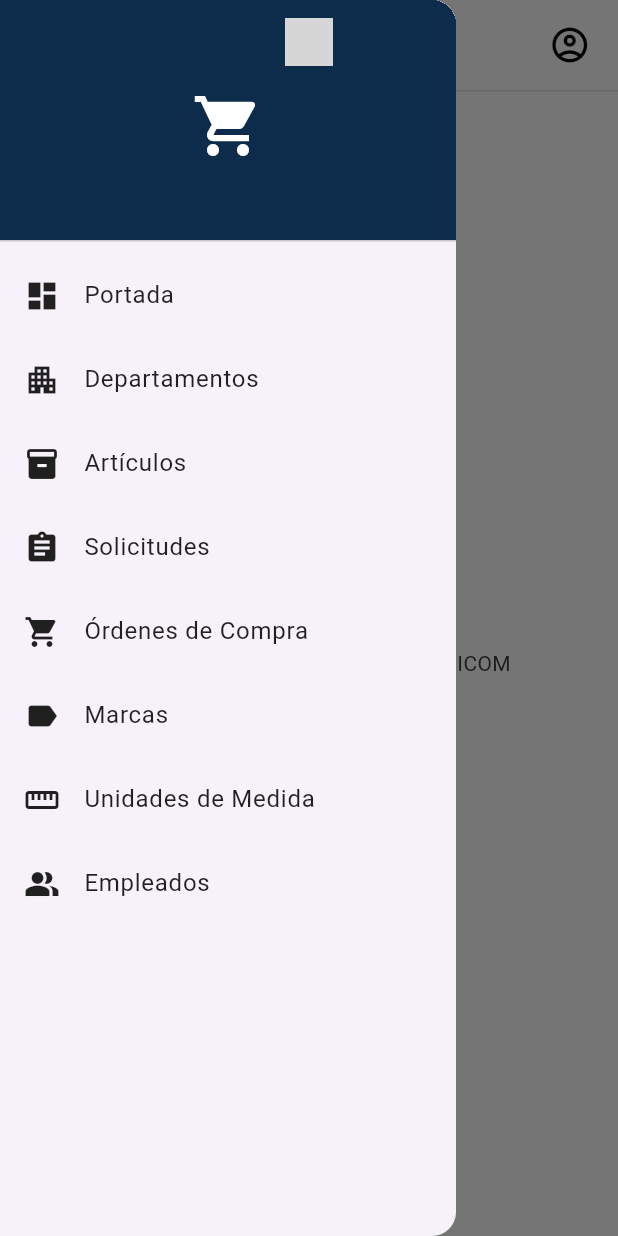
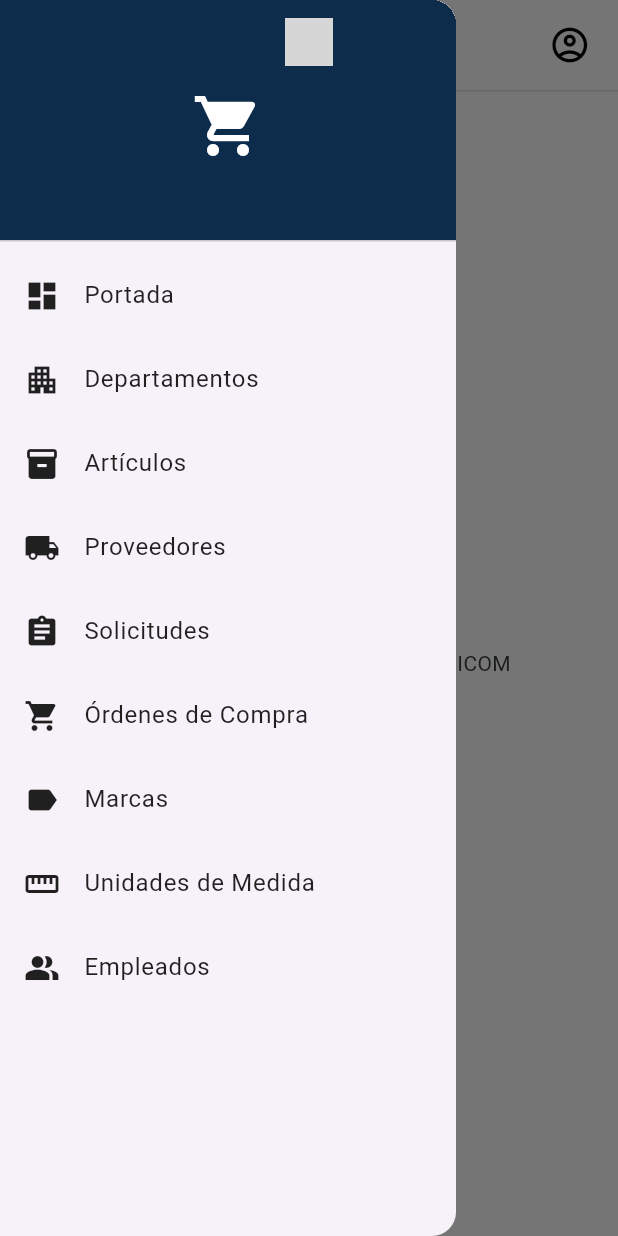
Before and after one commit to javieralessander/sistema_compras, a Flutter app: the HomeScreen screen opened by its route, with the side drawer open, on a phone screen of 412 x 824 dp. Run offline on Flutter 3.47's test engine with Material 3 defaults, Android fonts, the phone set to English and light mode, and no system bars; our stand-ins replace carousel_slider, cloud_firestore, flutter_dotenv, flutter_secure_storage, flutter_svg, geolocator and 5 more; accounts and stored records are empty; project files that could hold a hidden picture were left out; grey boxes are pictures that could not be loaded.

Commit message:
Agregar módulo de Proveedor con funcionalidad CRUD e integrarlo en el enrutador de la aplicación

```diff
--- a/lib/core/config/app_router.dart
+++ b/lib/core/config/app_router.dart
@@ -11,6 +11,7 @@ import '../../features/auth/screens/login_screen.dart';
 import '../../features/auth/screens/register_screen.dart';
 import '../../features/home/screens/home_screen.dart';
 import '../../features/modules/department/screens/department_screen.dart';
+import '../../features/modules/supplier/screens/supplier_screen.dart';
 import '../../features/modules/unit/screens/unit_screen.dart';
 import '../../features/profile/screens/user_profile_screen.dart';
 import '../../features/profile/services/user_profile_service.dart';
@@ -78,6 +79,11 @@ final GoRouter appRouter = GoRouter(
       name: UnitScreen.name,
       builder: (context, state) => UnitScreen(),
     ),
+    GoRoute(
+      path: '/Supplier',
+      name: SupplierScreen.name,
+      builder: (context, state) => SupplierScreen(),
+    ),
     // La rutas dependiendo de la estructura de la app
     GoRoute(
       path: '/maps',
--- a/lib/main.dart
+++ b/lib/main.dart
@@ -16,6 +16,7 @@ import 'features/auth/services/login_service.dart';
 import 'features/auth/services/services.dart';
 import 'features/modules/brand/providers/brand_provider.dart';
 import 'features/modules/employee/providers/employee_provider.dart';
+import 'features/modules/supplier/providers/supplier_provider.dart';
 
 Future<void> main() async {
   // Evitar el error de "WidgetsBinding not initialized"
@@ -38,6 +39,7 @@ Future<void> main() async {
         ChangeNotifierProvider(create: (_) => DepartmentProvider()),
         ChangeNotifierProvider(create: (_) => BrandProvider()),
         ChangeNotifierProvider(create: (_) => UnitProvider()),
+        ChangeNotifierProvider(create: (_) => SupplierProvider()),
       ],
       child: const MyApp(),
     ),
--- a/lib/shared/widgets/generic_appbar.dart
+++ b/lib/shared/widgets/generic_appbar.dart
@@ -5,6 +5,7 @@ import 'package:sistema_compras/features/home/screens/home_screen.dart';
 import '../../features/modules/brand/screens/brand_screen.dart';
 import '../../features/modules/department/screens/department_screen.dart';
 import '../../features/modules/employee/screens/employee_screen.dart';
+import '../../features/modules/supplier/screens/supplier_screen.dart';
 import '../../features/modules/unit/screens/unit_screen.dart';
 import '../../features/profile/screens/user_profile_screen.dart';
 
@@ -37,6 +38,11 @@ const List<MenuItemData> appMenuItems = [
     title: 'Artículos',
     icon: Icons.inventory,
     routeName: 'articles',
+  ),
+  MenuItemData(
+    title: 'Proveedores',
+    icon: Icons.local_shipping,
+    routeName: SupplierScreen.name,
   ),
   MenuItemData(
     title: 'Solicitudes',
```
